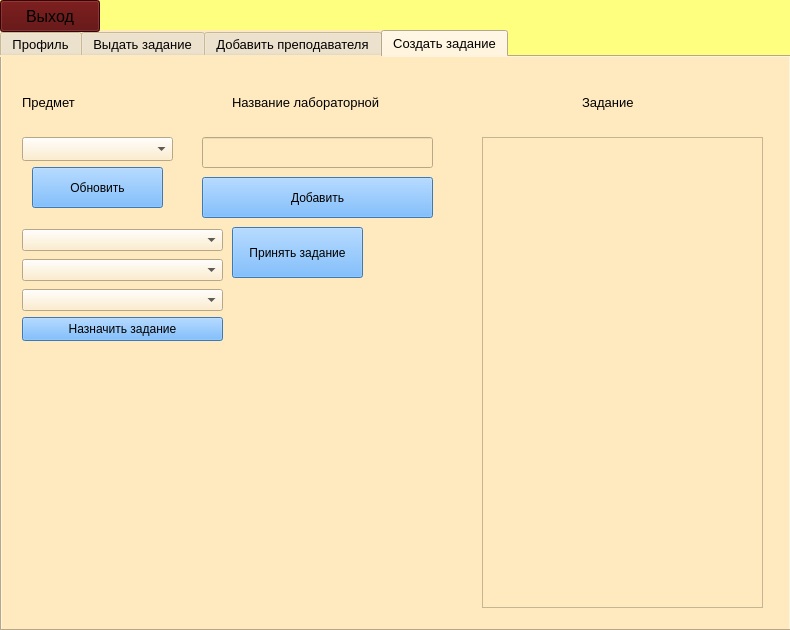
Qt form TeacherDialog.ui (Knigan/DB3) before a commit.
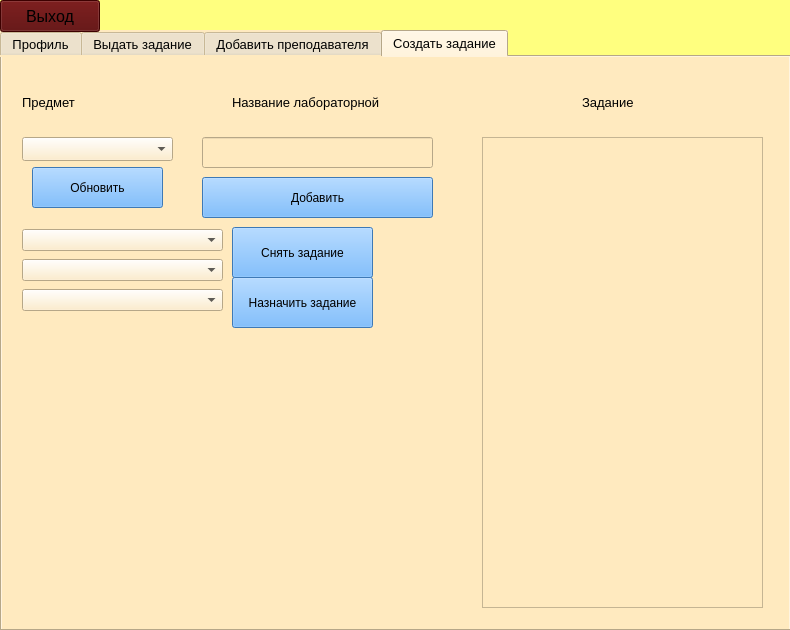
The same form after that commit.

Diff of the .ui file:
```diff
--- a/TeacherDialog.ui
+++ b/TeacherDialog.ui
@@ -701,9 +701,7 @@
    </property>
    <property name="font">
     <font>
-     <family>MS Shell Dlg 2</family>
      <pointsize>10</pointsize>
-     <weight>9</weight>
      <italic>false</italic>
      <bold>false</bold>
     </font>
@@ -5117,10 +5115,10 @@
     <widget class="QPushButton" name="SetTaskButton">
      <property name="geometry">
       <rect>
-       <x>20</x>
-       <y>260</y>
-       <width>201</width>
-       <height>24</height>
+       <x>230</x>
+       <y>220</y>
+       <width>141</width>
+       <height>51</height>
       </rect>
      </property>
      <property name="styleSheet">
@@ -5156,7 +5154,7 @@
       <rect>
        <x>230</x>
        <y>170</y>
-       <width>131</width>
+       <width>141</width>
        <height>51</height>
       </rect>
      </property>
@@ -5164,7 +5162,7 @@
       <string notr="true">background-color: rgb(85, 170, 255);</string>
      </property>
      <property name="text">
-      <string>Принять задание</string>
+      <string>Снять задание</string>
      </property>
     </widget>
    </widget>
```
Left out of the diff: 52 changed lines with no effect on the pictures.
